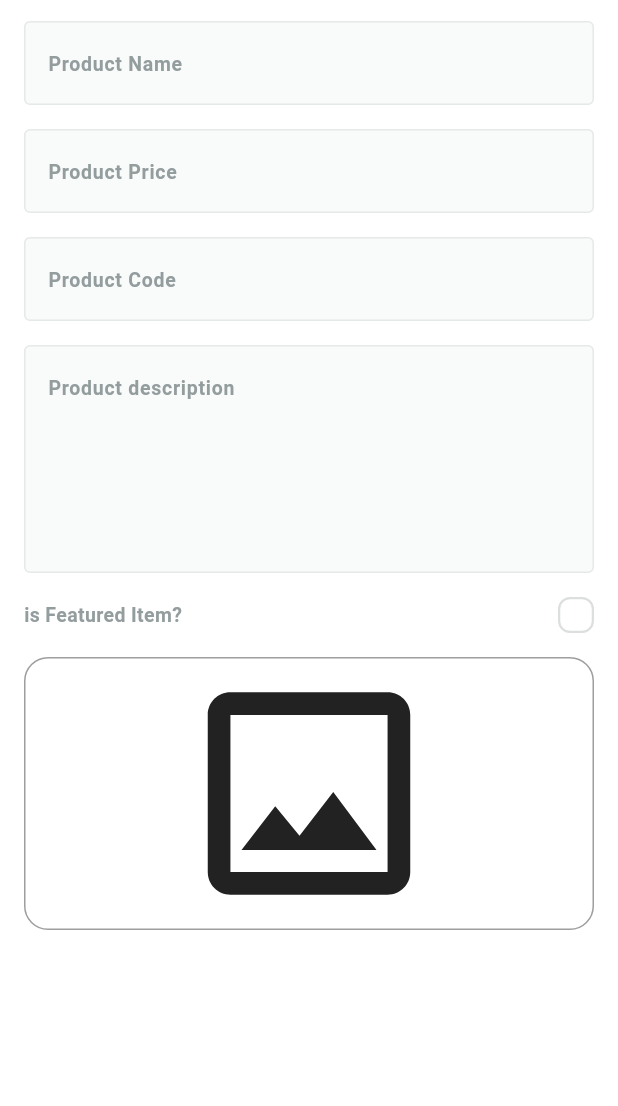
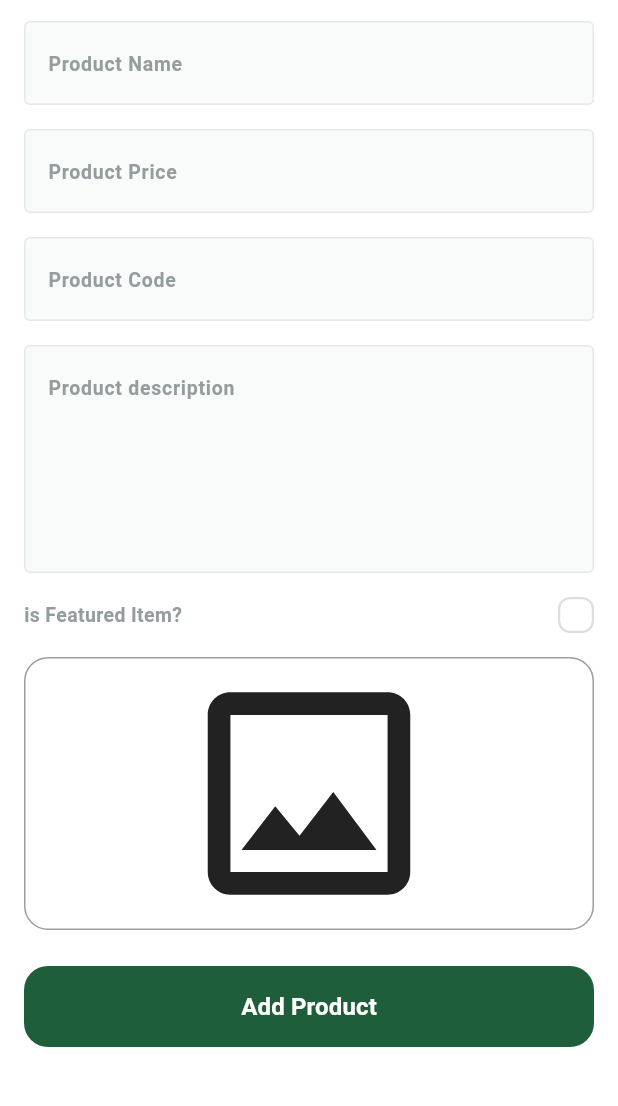
Before and after one commit to ftoome545/fruits_hub_dashboard, a Flutter app: the AddProductView screen opened by its route, on a phone screen of 412 x 824 dp, the part 63-1169 px from its top. Run offline on Flutter 3.47's test engine with Material 3 defaults, Android fonts, the phone set to English and light mode, and no system bars; drawn by our look-alikes of skeletonizer; our stand-ins replace dartz, firebase_core, image_picker; accounts and stored records are empty.

Commit message:
validate add_product form, create add product input entity, create images and add product repo and create errors folder

```diff
--- a/lib/core/helper_functions/on_generate_routes.dart
+++ b/lib/core/helper_functions/on_generate_routes.dart
@@ -1,6 +1,7 @@
 import 'package:flutter/material.dart';
 import 'package:fruits_hub_dashboard/features/add_product/presentation/view/add_product_view.dart';
 import 'package:fruits_hub_dashboard/features/dashboard/view/dashboard_view.dart';
+import 'package:fruits_hub_dashboard/features/dashboard/view/widgets/skeletonizer_loading.dart';
 
 Route<dynamic> onGenerateRoute(RouteSettings settings) {
   switch (settings.name) {
@@ -10,6 +11,10 @@ Route<dynamic> onGenerateRoute(RouteSettings settings) {
     case AddProductView.routeName:
       return MaterialPageRoute(builder: (context) => const AddProductView());
 
+    case SkeletonizerExample.routeName:
+      return MaterialPageRoute(
+          builder: (context) => const SkeletonizerExample());
+
     default:
       return MaterialPageRoute(builder: (context) => const Scaffold());
   }
--- /dev/null
+++ b/lib/core/repos/add_product_repo/add_product_repo.dart
@@ -0,0 +1,5 @@
+import 'package:fruits_hub_dashboard/features/add_product/domain/entities/add_product_input_entity.dart';
+
+abstract class AddProductRepo {
+  Future<void> addProduct(AddProductInputEntity addProductInputEntity);
+}
--- /dev/null
+++ b/lib/core/repos/images_repo/images_repo.dart
@@ -0,0 +1,5 @@
+import 'dart:io';
+
+abstract class ImagesRepo {
+  Future<void> uploadImage(File image);
+}
--- /dev/null
+++ b/lib/features/add_product/domain/entities/add_product_input_entity.dart
@@ -0,0 +1,20 @@
+import 'dart:io';
+
+class AddProductInputEntity {
+  final String name;
+  final String code;
+  final String description;
+  final num price;
+  final File image;
+  final bool isFeatured;
+  final String? imageUrl;
+
+  AddProductInputEntity(
+      {required this.name,
+      required this.code,
+      required this.description,
+      required this.price,
+      required this.image,
+      required this.isFeatured,
+      this.imageUrl});
+}
--- a/lib/features/add_product/presentation/view/widgets/add_product_view_body.dart
+++ b/lib/features/add_product/presentation/view/widgets/add_product_view_body.dart
@@ -1,5 +1,9 @@
+import 'dart:io';
+
 import 'package:flutter/material.dart';
+import 'package:fruits_hub_dashboard/core/widgets/custom_button.dart';
 import 'package:fruits_hub_dashboard/core/widgets/custom_text_form_field.dart';
+import 'package:fruits_hub_dashboard/features/add_product/domain/entities/add_product_input_entity.dart';
 import 'package:fruits_hub_dashboard/features/add_product/presentation/view/widgets/image_field.dart';
 import 'package:fruits_hub_dashboard/features/add_product/presentation/view/widgets/is_featured_item_check_box.dart';
 
@@ -13,6 +17,12 @@ class AddProductViewBody extends StatefulWidget {
 class _AddProductViewBodyState extends State<AddProductViewBody> {
   final GlobalKey<FormState> _formKey = GlobalKey<FormState>();
   AutovalidateMode autovalidateMode = AutovalidateMode.disabled;
+
+  late String name, code, description;
+  late num price;
+  File? image;
+  bool isFeatured = false;
+
   @override
   Widget build(BuildContext context) {
     return SingleChildScrollView(
@@ -23,44 +33,93 @@ class _AddProductViewBodyState extends State<AddProductViewBody> {
             padding: const EdgeInsets.symmetric(horizontal: 16),
             child: Column(
               children: [
-                const CustomTextFormField(
+                CustomTextFormField(
+                    onSaved: (value) {
+                      name = value!;
+                    },
                     hintText: 'Product Name',
                     textInputType: TextInputType.text),
-                SizedBox(
+                const SizedBox(
                   height: 16,
                 ),
                 CustomTextFormField(
+                    onSaved: (value) {
+                      price = num.parse(value!);
+                    },
                     hintText: 'Product Price',
                     textInputType: TextInputType.number),
-                SizedBox(
+                const SizedBox(
                   height: 16,
                 ),
                 CustomTextFormField(
+                    onSaved: (value) {
+                      code = value!.toLowerCase();
+                    },
                     hintText: 'Product Code',
-                    textInputType: TextInputType.number),
-                SizedBox(
+                    textInputType: TextInputType.text),
+                const SizedBox(
                   height: 16,
                 ),
                 CustomTextFormField(
+                  onSaved: (value) {
+                    description = value!;
+                  },
                   hintText: 'Product description',
                   textInputType: TextInputType.text,
                   maxLines: 5,
                 ),
-                SizedBox(
+                const SizedBox(
                   height: 16,
                 ),
                 IsFeaturedItemCheckBox(
-                  onChanged: (value) {},
+                  onChanged: (value) {
+                    isFeatured = value;
+                  },
                 ),
-                SizedBox(
+                const SizedBox(
                   height: 16,
                 ),
                 ImageField(
-                  onFileChanged: (image) {},
+                  onFileChanged: (image) {
+                    this.image = image;
+                  },
+                ),
+                const SizedBox(
+                  height: 24,
+                ),
+                CustomButton(
+                    onPressed: () {
+                      if (image != null) {
+                        if (_formKey.currentState!.validate()) {
+                          _formKey.currentState!.save();
+                          AddProductInputEntity(
+                              name: name,
+                              code: code,
+                              description: description,
+                              price: price,
+                              image: image!,
+                              isFeatured: isFeatured);
+                        } else {
+                          autovalidateMode = AutovalidateMode.always;
+                          setState(() {});
+                        }
+                      } else {
+                        showError(context);
+                      }
+                    },
+                    text: 'Add Product'),
+                const SizedBox(
+                  height: 24,
                 ),
               ],
             ),
           )),
     );
   }
+
+  void showError(BuildContext context) {
+    ScaffoldMessenger.of(context).showSnackBar(const SnackBar(
+      content: Text('Please select an image'),
+    ));
+  }
 }
--- a/lib/features/dashboard/view/widgets/dashboard_view_body.dart
+++ b/lib/features/dashboard/view/widgets/dashboard_view_body.dart
@@ -1,6 +1,7 @@
 import 'package:flutter/material.dart';
 import 'package:fruits_hub_dashboard/core/widgets/custom_button.dart';
 import 'package:fruits_hub_dashboard/features/add_product/presentation/view/add_product_view.dart';
+import 'package:fruits_hub_dashboard/features/dashboard/view/widgets/skeletonizer_loading.dart';
 
 class DashboardViewBody extends StatelessWidget {
   const DashboardViewBody({super.key});
@@ -14,7 +15,7 @@ class DashboardViewBody extends StatelessWidget {
         children: [
           CustomButton(
               onPressed: () {
-                Navigator.pushNamed(context, AddProductView.routeName);
+                Navigator.pushNamed(context, SkeletonizerExample.routeName);
               },
               text: 'Add Data'),
         ],
--- a/pubspec.yaml
+++ b/pubspec.yaml
@@ -29,6 +29,7 @@ environment:
 # versions available, run `flutter pub outdated`.
 dependencies:
   cupertino_icons: ^1.0.6
+  dartz: ^0.10.1
   firebase_core: ^3.13.0
   flutter:
     sdk: flutter
```
Also changed, not shown: lib/core/errors/exceptions.dart (added, +10 -0 lines), lib/core/errors/failures.dart (added, +8 -0 lines), lib/core/repos/add_product_repo/add_product_repo_impl.dart (added, +10 -0 lines), lib/core/repos/images_repo/images_repo_impl.dart (added, +13 -0 lines), lib/features/dashboard/view/widgets/skeletonizer_loading.dart (added, +13 -0 lines), pubspec.lock.
